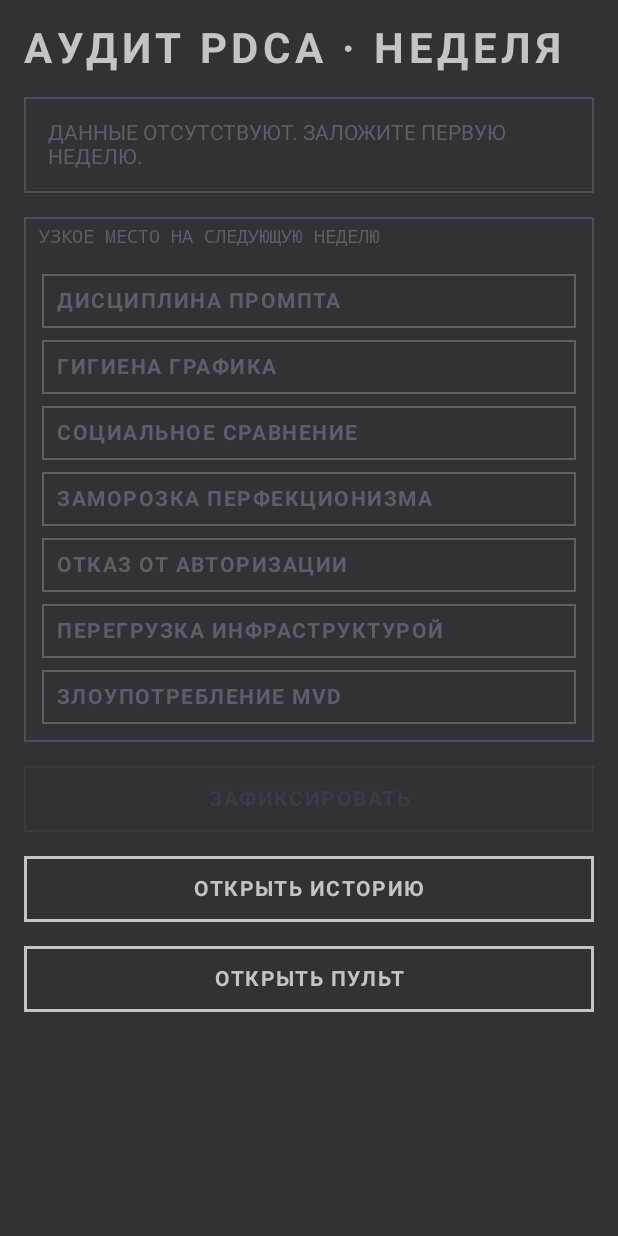
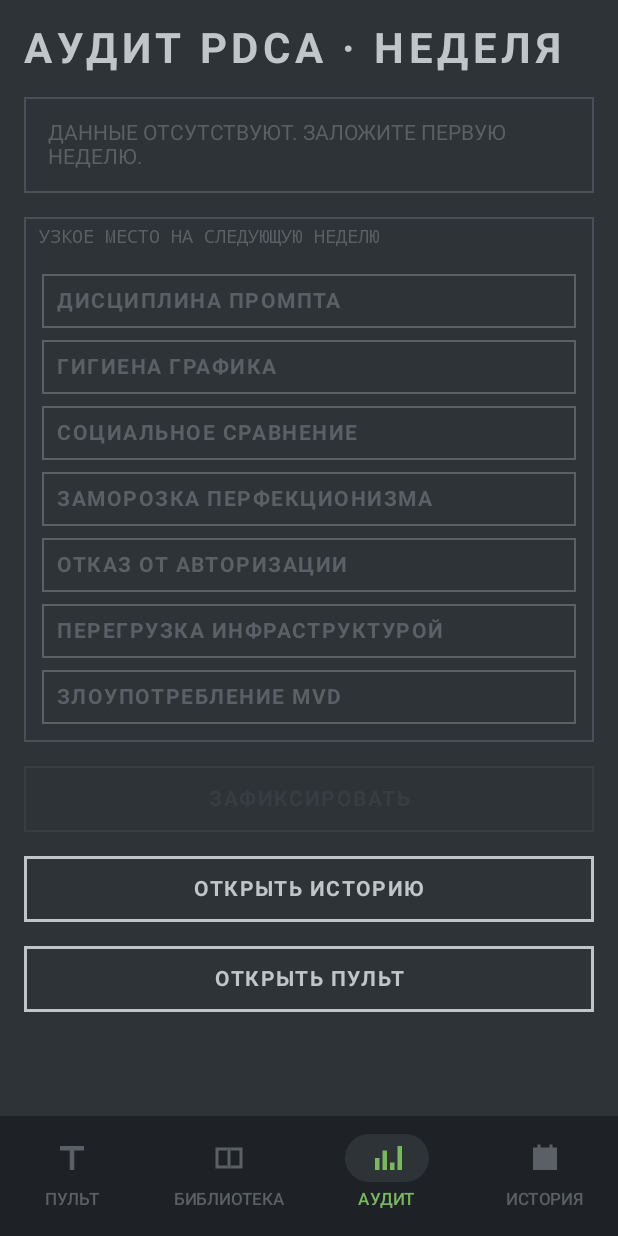
Before and after one commit to igorverevkin1992/avangard-app, an Android app built with Jetpack Compose: the screen it shows after launch (MainActivity), on a phone screen of 412 x 824 dp. Run offline under Robolectric (Android 15) with nearby library versions, the phone set to English and light mode, and no system bars; our stand-ins replace Dagger/Hilt's generated code, Room's generated code; libraries missing offline, so code that uses them is left out: io.sentry, io.sentry.android.

Commit message:
feat(v3.6): bottom-nav scaffold + Library tab placeholder
First slice of the Objectivism library rework. The app moves from
stack-only navigation to a Material3 Scaffold + NavigationBar at tier
1, with four tabs:

  * ПУЛЬТ — OperatorPulpit (everyday)
  * БИБЛИОТЕКА — placeholder route, real content in next commit
  * АУДИТ — SundayAudit (HistoryGate-locked outside Sunday)
  * ИСТОРИЯ — HistoryGrid (same lock)

Modal routes (authorisation, evening close, sabotage, earned pride,
settings) keep the full viewport — AvangardNavigationBar reads the
current back-stack entry and only renders for tier-1 destinations.

Tab switching uses popUpTo(graph.startDestinationId) +
saveState/restoreState/launchSingleTop so the back stack stays flat
and per-tab scroll/selection survives a quick round-trip.

MainActivity now hosts a single NavController, scoped to the Scaffold,
and passes it down to AvangardNavHost. Notification deep-links
(EveningClose start destination via EXTRA_START_DESTINATION) still
route through a LaunchedEffect that navigates after first composition
— the start destination of the graph itself stays one of the two
default surfaces (Sunday → audit, otherwise → pulpit) so the back
stack is clean.

Four 24dp vector glyphs in res/drawable/ic_nav_*: stencil Г (pulpit),
open book outline (library), four-step bar chart (audit), calendar
mosaic (history). Selected tab uses IsaColors.Approve, unselected
IsaColors.Lattice; bar background IsaColors.Carbon.

Strings: nav_tab_* labels + library_placeholder_{title,body}. The
placeholder screen sits at the library route until the next commit
wires the real catalog + screens.

No existing tests touched; this is a scaffolding commit with no
business-logic changes.

https://claude.ai/code/session_01UZj9CXrfhnv3YyffMa3KX4

```diff
--- a/app/src/main/java/com/avangard/app/MainActivity.kt
+++ b/app/src/main/java/com/avangard/app/MainActivity.kt
@@ -12,13 +12,17 @@ import androidx.compose.foundation.layout.padding
 import androidx.compose.foundation.layout.systemBars
 import androidx.compose.material3.Scaffold
 import androidx.compose.runtime.Composable
+import androidx.compose.runtime.LaunchedEffect
 import androidx.compose.runtime.collectAsState
 import androidx.compose.runtime.getValue
 import androidx.compose.ui.Modifier
+import androidx.navigation.compose.rememberNavController
 import com.avangard.app.core.common.Clock
 import com.avangard.app.core.domain.model.AccessPolicy
 import com.avangard.app.navigation.AvangardNavHost
+import com.avangard.app.navigation.AvangardNavigationBar
 import com.avangard.app.navigation.NavRoute
+import com.avangard.app.navigation.shouldShowBottomNav
 import com.avangard.app.ui.theme.IsaColors
 import com.avangard.app.ui.theme.MachineTheme
 import dagger.hilt.android.AndroidEntryPoint
@@ -67,13 +71,38 @@ class MainActivity : ComponentActivity() {
 @Composable
 private fun AvangardApp(startDestination: String) {
     MachineTheme {
+        val navController = rememberNavController()
+        val showBottomBar = shouldShowBottomNav(navController)
         Scaffold(
             modifier = Modifier.fillMaxSize(),
             containerColor = IsaColors.Graphite,
             contentWindowInsets = WindowInsets.systemBars,
+            bottomBar = {
+                // Modal routes (authorisation, evening close, sabotage, …)
+                // own the full viewport. Tier-1 surfaces render the bar.
+                if (showBottomBar) {
+                    AvangardNavigationBar(navController = navController)
+                }
+            },
         ) { padding ->
+            // Deep links push their start destination onto an already-running
+            // graph if needed; the LaunchedEffect routes to it after the first
+            // composition so the back-stack stays sane.
+            LaunchedEffect(startDestination) {
+                if (startDestination != NavRoute.OperatorPulpit.route &&
+                    navController.currentDestination?.route == NavRoute.OperatorPulpit.route
+                ) {
+                    navController.navigate(startDestination)
+                }
+            }
             Box(Modifier.padding(padding)) {
-                AvangardNavHost(startDestination = startDestination)
+                AvangardNavHost(
+                    navController = navController,
+                    startDestination = if (
+                        startDestination == NavRoute.SundayAudit.route ||
+                        startDestination == NavRoute.OperatorPulpit.route
+                    ) startDestination else NavRoute.OperatorPulpit.route,
+                )
             }
         }
     }
--- /dev/null
+++ b/app/src/main/java/com/avangard/app/feature/library/LibraryPlaceholderScreen.kt
@@ -0,0 +1,51 @@
+package com.avangard.app.feature.library
+
+import androidx.compose.foundation.background
+import androidx.compose.foundation.layout.Arrangement
+import androidx.compose.foundation.layout.Column
+import androidx.compose.foundation.layout.fillMaxSize
+import androidx.compose.foundation.layout.padding
+import androidx.compose.material3.MaterialTheme
+import androidx.compose.material3.Text
+import androidx.compose.runtime.Composable
+import androidx.compose.ui.Alignment
+import androidx.compose.ui.Modifier
+import androidx.compose.ui.res.stringResource
+import androidx.compose.ui.semantics.heading
+import androidx.compose.ui.semantics.semantics
+import androidx.compose.ui.text.style.TextAlign
+import androidx.compose.ui.unit.dp
+import com.avangard.app.R
+import com.avangard.app.ui.theme.IsaColors
+
+/**
+ * Tier-1 bottom-nav surface placeholder. The real library — quote-of-day
+ * card, four virtue collections, detail/share — lands in the next commit
+ * once the dataset and repository are in place. Keeping the route stable
+ * so the bottom-nav tab has somewhere to navigate to.
+ */
+@Composable
+fun LibraryPlaceholderScreen(modifier: Modifier = Modifier) {
+    Column(
+        modifier = modifier
+            .fillMaxSize()
+            .background(IsaColors.Graphite)
+            .padding(24.dp),
+        verticalArrangement = Arrangement.spacedBy(16.dp, Alignment.CenterVertically),
+        horizontalAlignment = Alignment.CenterHorizontally,
+    ) {
+        Text(
+            text = stringResource(R.string.library_placeholder_title),
+            color = IsaColors.LiveMetal,
+            style = MaterialTheme.typography.headlineLarge,
+            textAlign = TextAlign.Center,
+            modifier = Modifier.semantics { heading() },
+        )
+        Text(
+            text = stringResource(R.string.library_placeholder_body),
+            color = IsaColors.Lattice,
+            style = MaterialTheme.typography.bodyMedium,
+            textAlign = TextAlign.Center,
+        )
+    }
+}
--- a/app/src/main/java/com/avangard/app/navigation/AvangardNavHost.kt
+++ b/app/src/main/java/com/avangard/app/navigation/AvangardNavHost.kt
@@ -1,13 +1,15 @@
 package com.avangard.app.navigation
 
 import androidx.compose.runtime.Composable
+import androidx.compose.ui.Modifier
 import androidx.hilt.navigation.compose.hiltViewModel
+import androidx.navigation.NavHostController
 import androidx.navigation.compose.NavHost
 import androidx.navigation.compose.composable
-import androidx.navigation.compose.rememberNavController
 import com.avangard.app.feature.audit.SundayAuditScreen
 import com.avangard.app.feature.closing.EveningCloseScreen
 import com.avangard.app.feature.habits.HabitTrackerScreen
+import com.avangard.app.feature.library.LibraryPlaceholderScreen
 import com.avangard.app.feature.locked.HistoryGateViewModel
 import com.avangard.app.feature.locked.WeekdayLockScreen
 import com.avangard.app.feature.pulpit.AuthorisationModalScreen
@@ -17,9 +19,16 @@ import com.avangard.app.feature.sabotage.SabotageProtocolScreen
 import com.avangard.app.feature.settings.SettingsScreen
 
 @Composable
-fun AvangardNavHost(startDestination: String = NavRoute.OperatorPulpit.route) {
-    val navController = rememberNavController()
-    NavHost(navController = navController, startDestination = startDestination) {
+fun AvangardNavHost(
+    navController: NavHostController,
+    startDestination: String = NavRoute.OperatorPulpit.route,
+    modifier: Modifier = Modifier,
+) {
+    NavHost(
+        navController = navController,
+        startDestination = startDestination,
+        modifier = modifier,
+    ) {
         composable(NavRoute.OperatorPulpit.route) {
             OperatorPulpitScreen(
                 onOpenAuthorisation = { navController.navigate(NavRoute.AuthorisationModal.route) },
@@ -75,6 +84,11 @@ fun AvangardNavHost(startDestination: String = NavRoute.OperatorPulpit.route) {
                 HabitTrackerScreen()
             }
         }
+        composable(NavRoute.Library.route) {
+            // Real Library screen lands in v3.6 commit 2; for now a stable
+            // route placeholder so the bottom-nav tab has somewhere to land.
+            LibraryPlaceholderScreen()
+        }
     }
 }
 
--- /dev/null
+++ b/app/src/main/java/com/avangard/app/navigation/AvangardNavigationBar.kt
@@ -0,0 +1,93 @@
+package com.avangard.app.navigation
+
+import androidx.compose.material3.Icon
+import androidx.compose.material3.MaterialTheme
+import androidx.compose.material3.NavigationBar
+import androidx.compose.material3.NavigationBarItem
+import androidx.compose.material3.NavigationBarItemDefaults
+import androidx.compose.material3.Text
+import androidx.compose.runtime.Composable
+import androidx.compose.runtime.getValue
+import androidx.compose.ui.Modifier
+import androidx.compose.ui.res.painterResource
+import androidx.compose.ui.res.stringResource
+import androidx.navigation.NavHostController
+import androidx.navigation.compose.currentBackStackEntryAsState
+import com.avangard.app.R
+import com.avangard.app.ui.theme.IsaColors
+
+private data class TopLevelTab(
+    val route: String,
+    val labelRes: Int,
+    val iconRes: Int,
+)
+
+private val tabs = listOf(
+    TopLevelTab(NavRoute.OperatorPulpit.route, R.string.nav_tab_pulpit, R.drawable.ic_nav_pulpit),
+    TopLevelTab(NavRoute.Library.route, R.string.nav_tab_library, R.drawable.ic_nav_library),
+    TopLevelTab(NavRoute.SundayAudit.route, R.string.nav_tab_audit, R.drawable.ic_nav_audit),
+    TopLevelTab(NavRoute.HistoryGrid.route, R.string.nav_tab_history, R.drawable.ic_nav_history),
+)
+
+/**
+ * True when the current destination is a tier-1 surface that owns the
+ * bottom-nav strip. Modal routes (auth, evening close, sabotage, settings,
+ * earned-pride, future library detail pages) hide the bar so the modal
+ * uses the full viewport.
+ */
+@Composable
+fun shouldShowBottomNav(navController: NavHostController): Boolean {
+    val entry by navController.currentBackStackEntryAsState()
+    val route = entry?.destination?.route ?: return true
+    return tabs.any { it.route == route }
+}
+
+@Composable
+fun AvangardNavigationBar(navController: NavHostController, modifier: Modifier = Modifier) {
+    val entry by navController.currentBackStackEntryAsState()
+    val currentRoute = entry?.destination?.route
+    NavigationBar(
+        modifier = modifier,
+        containerColor = IsaColors.Carbon,
+        contentColor = IsaColors.LiveMetal,
+    ) {
+        tabs.forEach { tab ->
+            val selected = currentRoute == tab.route
+            NavigationBarItem(
+                selected = selected,
+                onClick = {
+                    if (currentRoute == tab.route) return@NavigationBarItem
+                    navController.navigate(tab.route) {
+                        // Pop to the start so tab switching doesn't grow the
+                        // back stack unboundedly; preserve scroll/selection
+                        // state of each tab via saveState/restoreState.
+                        popUpTo(navController.graph.startDestinationId) {
+                            saveState = true
+                        }
+                        launchSingleTop = true
+                        restoreState = true
+                    }
+                },
+                icon = {
+                    Icon(
+                        painter = painterResource(tab.iconRes),
+                        contentDescription = null,
+                    )
+                },
+                label = {
+                    Text(
+                        text = stringResource(tab.labelRes),
+                        style = MaterialTheme.typography.labelSmall,
+                    )
+                },
+                colors = NavigationBarItemDefaults.colors(
+                    selectedIconColor = IsaColors.Approve,
+                    selectedTextColor = IsaColors.Approve,
+                    unselectedIconColor = IsaColors.Lattice,
+                    unselectedTextColor = IsaColors.Lattice,
+                    indicatorColor = IsaColors.Graphite,
+                ),
+            )
+        }
+    }
+}
--- a/app/src/main/java/com/avangard/app/navigation/NavRoute.kt
+++ b/app/src/main/java/com/avangard/app/navigation/NavRoute.kt
@@ -11,4 +11,5 @@ sealed interface NavRoute {
     data object SundayAudit : NavRoute { override val route = "audit" }
     data object HistoryGrid : NavRoute { override val route = "history" }
     data object Settings : NavRoute { override val route = "settings" }
+    data object Library : NavRoute { override val route = "library" }
 }
--- /dev/null
+++ b/app/src/main/res/drawable/ic_nav_audit.xml
@@ -0,0 +1,21 @@
+<?xml version="1.0" encoding="utf-8"?>
+<vector xmlns:android="http://schemas.android.com/apk/res/android"
+    android:width="24dp"
+    android:height="24dp"
+    android:viewportWidth="24"
+    android:viewportHeight="24"
+    android:tint="?android:attr/colorControlNormal">
+    <!-- Stencil bar chart — audit / weekly review. -->
+    <path
+        android:fillColor="#FFFFFFFF"
+        android:pathData="M4,20 L4,12 L7,12 L7,20 Z" />
+    <path
+        android:fillColor="#FFFFFFFF"
+        android:pathData="M9,20 L9,7 L12,7 L12,20 Z" />
+    <path
+        android:fillColor="#FFFFFFFF"
+        android:pathData="M14,20 L14,15 L17,15 L17,20 Z" />
+    <path
+        android:fillColor="#FFFFFFFF"
+        android:pathData="M19,20 L19,4 L22,4 L22,20 Z" />
+</vector>
--- /dev/null
+++ b/app/src/main/res/drawable/ic_nav_history.xml
@@ -0,0 +1,24 @@
+<?xml version="1.0" encoding="utf-8"?>
+<vector xmlns:android="http://schemas.android.com/apk/res/android"
+    android:width="24dp"
+    android:height="24dp"
+    android:viewportWidth="24"
+    android:viewportHeight="24"
+    android:tint="?android:attr/colorControlNormal">
+    <!-- Stencil calendar — history mosaic. -->
+    <path
+        android:fillColor="#FFFFFFFF"
+        android:pathData="M4,5 L20,5 L20,20 L4,20 Z M6,9 L18,9 L18,18 L6,18 Z" />
+    <path
+        android:fillColor="#FFFFFFFF"
+        android:pathData="M7,3 L9,3 L9,7 L7,7 Z" />
+    <path
+        android:fillColor="#FFFFFFFF"
+        android:pathData="M15,3 L17,3 L17,7 L15,7 Z" />
+    <path
+        android:fillColor="#FFFFFFFF"
+        android:pathData="M8,11 L11,11 L11,14 L8,14 Z" />
+    <path
+        android:fillColor="#FFFFFFFF"
+        android:pathData="M13,11 L16,11 L16,14 L13,14 Z" />
+</vector>
--- /dev/null
+++ b/app/src/main/res/drawable/ic_nav_library.xml
@@ -0,0 +1,18 @@
+<?xml version="1.0" encoding="utf-8"?>
+<vector xmlns:android="http://schemas.android.com/apk/res/android"
+    android:width="24dp"
+    android:height="24dp"
+    android:viewportWidth="24"
+    android:viewportHeight="24"
+    android:tint="?android:attr/colorControlNormal">
+    <!-- Open book outline. -->
+    <path
+        android:fillColor="#FFFFFFFF"
+        android:pathData="M3,5 L11,5 L11,7 L5,7 L5,17 L11,17 L11,19 L3,19 Z" />
+    <path
+        android:fillColor="#FFFFFFFF"
+        android:pathData="M13,5 L21,5 L21,19 L13,19 L13,17 L19,17 L19,7 L13,7 Z" />
+    <path
+        android:fillColor="#FFFFFFFF"
+        android:pathData="M11,5 L13,5 L13,19 L11,19 Z" />
+</vector>
--- /dev/null
+++ b/app/src/main/res/drawable/ic_nav_pulpit.xml
@@ -0,0 +1,12 @@
+<?xml version="1.0" encoding="utf-8"?>
+<vector xmlns:android="http://schemas.android.com/apk/res/android"
+    android:width="24dp"
+    android:height="24dp"
+    android:viewportWidth="24"
+    android:viewportHeight="24"
+    android:tint="?android:attr/colorControlNormal">
+    <!-- Stencil "Г" — pulpit / control. -->
+    <path
+        android:fillColor="#FFFFFFFF"
+        android:pathData="M4,4 L20,4 L20,7 L13.5,7 L13.5,20 L10.5,20 L10.5,7 L4,7 Z" />
+</vector>
--- a/app/src/main/res/values/strings.xml
+++ b/app/src/main/res/values/strings.xml
@@ -75,6 +75,16 @@
     <string name="audit_submit">ЗАФИКСИРОВАТЬ</string>
     <string name="audit_open_history">ОТКРЫТЬ ИСТОРИЮ</string>
     <string name="audit_open_pulpit">ОТКРЫТЬ ПУЛЬТ</string>
+
+    <!-- Bottom navigation tabs. -->
+    <string name="nav_tab_pulpit">ПУЛЬТ</string>
+    <string name="nav_tab_library">БИБЛИОТЕКА</string>
+    <string name="nav_tab_audit">АУДИТ</string>
+    <string name="nav_tab_history">ИСТОРИЯ</string>
+
+    <!-- Library placeholder (real screens land in v3.6 commit 2). -->
+    <string name="library_placeholder_title">БИБЛИОТЕКА · TODO</string>
+    <string name="library_placeholder_body">Цитата дня и подборки по добродетелям объективизма появятся в следующем релизе.</string>
     <string name="audit_submitted_confirmation">✓ ЗАФИКСИРОВАНО · УЗКОЕ МЕСТО СОХРАНЕНО</string>
     <string name="audit_completed_label">СОСТОЯНИЕ АУДИТА</string>
     <string name="audit_completed_header">АУДИТ ЗАВЕРШЁН</string>
```
